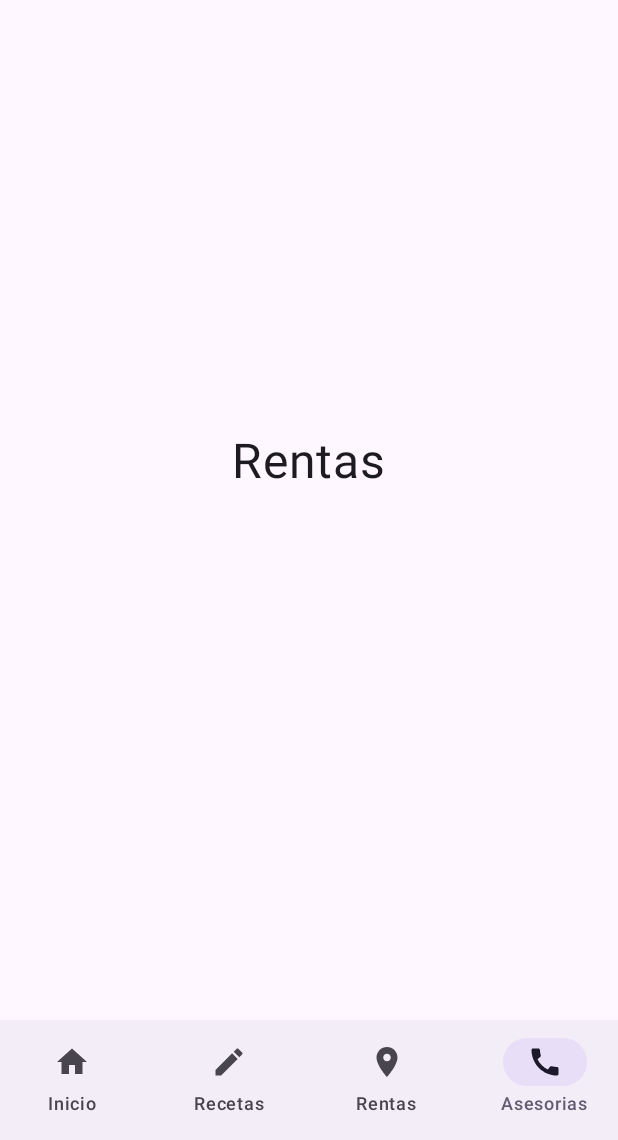
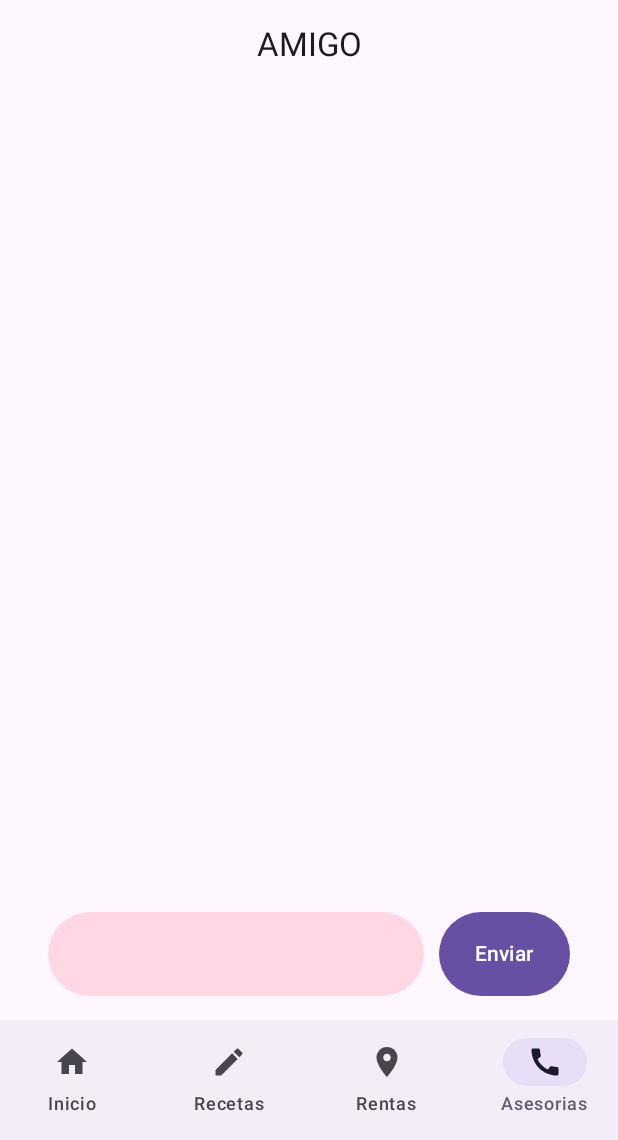
Before and after one commit to Fernando-Leon/utttilife-main, an Android app built with Jetpack Compose: the ConsultingScreen screen opened through its navigation route, on a phone screen of 412 x 824 dp, the part 96-1236 px from its top. Run offline under Robolectric (Android 15) with nearby library versions, the phone set to English and light mode, and no system bars.

Commit message:
Creation to components chatbot

```diff
--- a/app/build.gradle.kts
+++ b/app/build.gradle.kts
@@ -90,4 +90,5 @@ dependencies {
     implementation("com.google.android.gms:play-services-maps:18.2.0")
     implementation("com.google.android.gms:play-services-location:21.1.0")
     implementation("org.chromium.net:cronet-embedded:119.6045.31")
+
 }
--- /dev/null
+++ b/app/src/main/java/com/example/utttilife/components/friend/ChatViewModel.kt
@@ -0,0 +1,28 @@
+package com.example.utttilife.components.friend
+import androidx.lifecycle.ViewModel
+import androidx.lifecycle.viewModelScope
+import androidx.compose.runtime.mutableStateListOf
+import kotlinx.coroutines.launch
+import kotlinx.coroutines.delay
+
+class ChatViewModel : ViewModel() {
+    // Lista de mensajes
+    var messages = mutableStateListOf<ChatMessage>()
+        private set
+
+    fun sendMessage(userMessage: String) {
+        // Agrega el mensaje del usuario a la lista
+        val userChatMessage = ChatMessage(userMessage, true)
+        messages.add(userChatMessage)
+
+        // Simula obtener una respuesta del bot
+        viewModelScope.launch {
+            delay(1000) // Simula un retraso de red
+            // Agrega la respuesta simulada del bot a la lista
+            val botResponse = ChatMessage("Esto es una respuesta simulada a '${userChatMessage.text}'", false)
+            messages.add(botResponse)
+        }
+    }
+}
+
+data class ChatMessage(val text: String, val isUser: Boolean)
--- /dev/null
+++ b/app/src/main/java/com/example/utttilife/components/friend/UserInput.kt
@@ -0,0 +1,78 @@
+package com.example.utttilife.components.friend
+
+import androidx.compose.foundation.layout.Row
+import androidx.compose.foundation.layout.Spacer
+import androidx.compose.foundation.layout.fillMaxWidth
+import androidx.compose.foundation.layout.padding
+import androidx.compose.foundation.layout.width
+import androidx.compose.material3.Button
+import androidx.compose.material3.OutlinedTextField
+import androidx.compose.material3.Text
+import androidx.compose.material3.TextField
+import androidx.compose.runtime.Composable
+import androidx.compose.runtime.getValue
+import androidx.compose.runtime.mutableStateOf
+import androidx.compose.runtime.remember
+import androidx.compose.runtime.setValue
+import androidx.compose.ui.Alignment
+import androidx.compose.ui.unit.dp
+import androidx.compose.foundation.background
+import androidx.compose.foundation.layout.Box
+import androidx.compose.foundation.layout.fillMaxHeight
+import androidx.compose.foundation.layout.height
+import androidx.compose.foundation.shape.RoundedCornerShape
+import androidx.compose.material3.ExperimentalMaterial3Api
+import androidx.compose.material3.MaterialTheme
+import androidx.compose.material3.TextField
+import androidx.compose.material3.TextFieldDefaults
+import androidx.compose.runtime.*
+import androidx.compose.ui.Modifier
+import androidx.compose.ui.graphics.Color
+import androidx.compose.ui.unit.dp
+
+@OptIn(ExperimentalMaterial3Api::class)
+@Composable
+fun UserInput(onMessageSent: (String) -> Unit) {
+    var text by remember { mutableStateOf("") }
+
+    // Definir una altura común para TextField y Button
+    val commonHeight = 56.dp // Puedes ajustar este valor según tus necesidades
+
+    Row(
+        modifier = Modifier
+            .padding(16.dp)
+            .fillMaxWidth(),
+        verticalAlignment = Alignment.CenterVertically
+    ) {
+        Box(modifier = Modifier
+            .weight(1f)
+            .height(commonHeight)) { // Aplicar la altura común aquí
+            TextField(
+                value = text,
+                onValueChange = { text = it },
+                modifier = Modifier
+                    .fillMaxHeight() // Asegura que el TextField llene el Box
+                    .background(MaterialTheme.colorScheme.tertiaryContainer, RoundedCornerShape(50.dp)),
+                shape = RoundedCornerShape(50.dp),
+                colors = TextFieldDefaults.textFieldColors(
+                    containerColor = Color.Transparent,
+                    focusedIndicatorColor = Color.Transparent,
+                    unfocusedIndicatorColor = Color.Transparent,
+                    disabledIndicatorColor = Color.Transparent
+                )
+            )
+        }
+
+        Spacer(modifier = Modifier.width(10.dp))
+
+        Button(
+            onClick = {
+                onMessageSent(text)
+                text = ""
+            },
+            modifier = Modifier.height(commonHeight) // Aplicar la misma altura común al Button
+        ) {
+            Text("Enviar")
+        }
+    }
+}
--- a/app/src/main/java/com/example/utttilife/screens/ConsultingScreen.kt
+++ b/app/src/main/java/com/example/utttilife/screens/ConsultingScreen.kt
@@ -1,25 +1,50 @@
 package com.example.utttilife.screens
 
 import androidx.compose.foundation.layout.Box
-import androidx.compose.foundation.layout.fillMaxSize
+import androidx.compose.foundation.layout.Column
+import androidx.compose.foundation.layout.Spacer
+import androidx.compose.foundation.layout.fillMaxWidth
+import androidx.compose.foundation.layout.height
+import androidx.compose.foundation.layout.padding
+import androidx.compose.foundation.lazy.LazyColumn
+import androidx.compose.foundation.lazy.items
+import androidx.compose.material3.MaterialTheme
 import androidx.compose.material3.Text
 import androidx.compose.runtime.Composable
-import androidx.compose.ui.Alignment
 import androidx.compose.ui.Modifier
-import androidx.compose.ui.text.font.FontFamily
-import androidx.compose.ui.unit.sp
+import androidx.compose.ui.text.style.TextAlign
+import androidx.compose.ui.unit.dp
+import com.example.utttilife.components.friend.ChatViewModel
+import com.example.utttilife.components.friend.MessageView
+import com.example.utttilife.components.friend.UserInput
+import androidx.lifecycle.viewmodel.compose.viewModel
+
 
 @Composable
-fun ConsultingScreen() {
+fun ConsultingScreen(viewModel: ChatViewModel = viewModel()) {
     Box(
-        modifier = Modifier.fillMaxSize(),
-        contentAlignment = Alignment.Center
+        modifier = Modifier
+            .fillMaxWidth()
+            .padding(top = 70.dp, start = 16.dp, end = 16.dp)
     ) {
-        Text(
-            text = "Rentas",
-            fontFamily = FontFamily.SansSerif,
-            fontSize = 32.sp
-        )
-
+        Column(
+            modifier = Modifier.fillMaxWidth()
+        ) {
+            Text(
+                text = "AMIGO",
+                modifier = Modifier
+                    .fillMaxWidth()
+                    .padding(all = 10.dp),
+                textAlign = TextAlign.Center,
+                style = MaterialTheme.typography.titleLarge
+            )
+            Spacer(modifier = Modifier.height(10.dp))
+            LazyColumn(modifier = Modifier.weight(1f)) {
+                items(viewModel.messages) { message ->
+                    MessageView(message = message.text, isUserMessage = message.isUser)
+                }
+            }
+            UserInput(onMessageSent = { viewModel.sendMessage(it) })
+        }
     }
 }
```
Also changed, not shown: app/src/main/java/com/example/utttilife/components/friend/Chat.kt (added, +16 -0 lines), app/src/main/java/com/example/utttilife/components/friend/Message.kt (added, +28 -0 lines), app/src/main/java/com/example/utttilife/components/friend/MessageView.kt (added, +22 -0 lines), app/src/main/java/com/example/utttilife/data/clients/ChatBotClient.kt (added, +17 -0 lines), app/src/main/java/com/example/utttilife/data/services/GptService.kt (added, +14 -0 lines).
